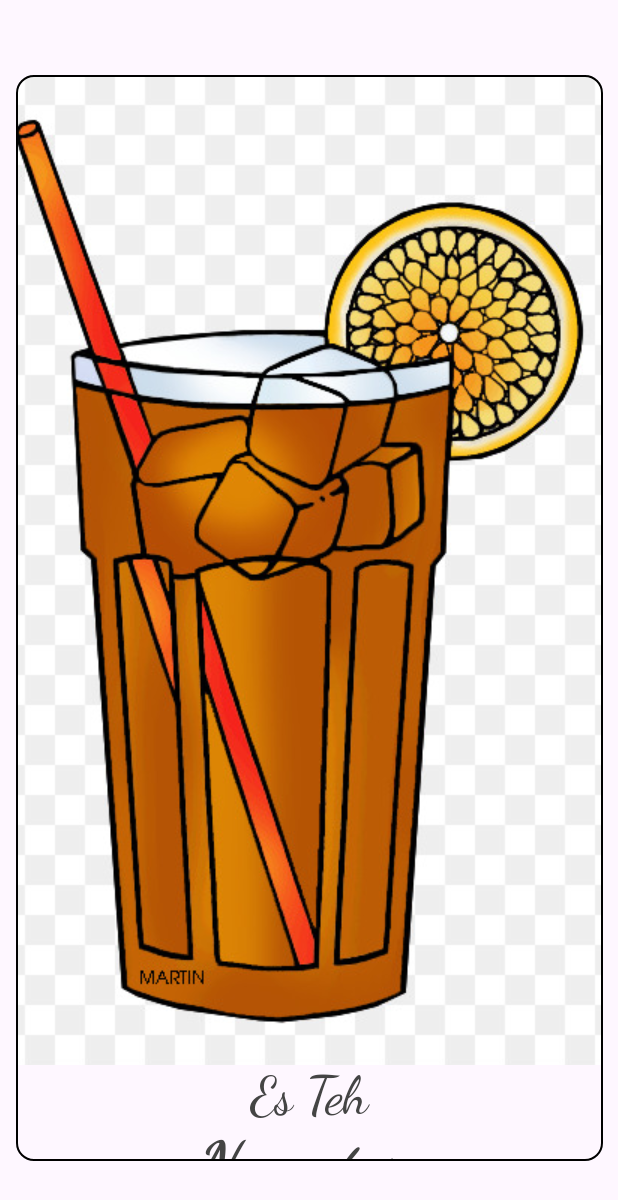
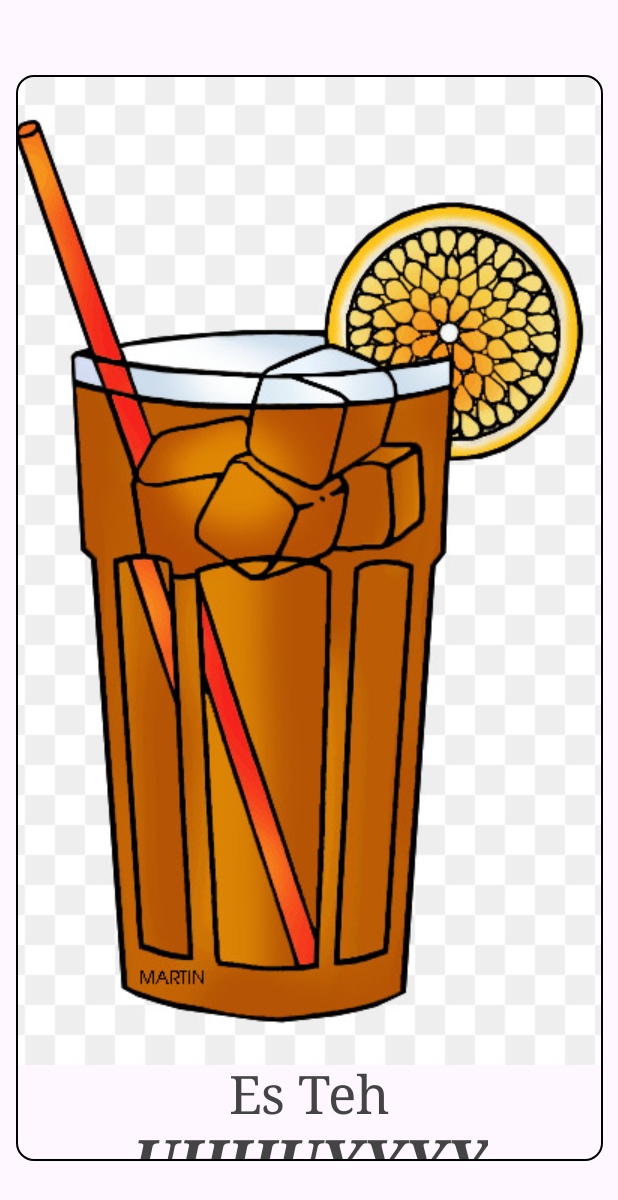
Before and after one commit to DhiyaUlhaqKhairunnisa00/014_NavigationWithData, an Android app built with Jetpack Compose: the composable HalamanHome shown on its own in the app's theme, on a phone screen of 412 x 824 dp. Shown: the top 1200 px of the screen. Run offline under Robolectric (Android 15) with nearby library versions, the light colour scheme and no system bars; missing, so only their content is drawn: Activity5Theme; 1 statement that could not run was skipped.

Commit message:
ganti font

```diff
--- a/app/src/main/java/com/example/activity5/MainActivity.kt
+++ b/app/src/main/java/com/example/activity5/MainActivity.kt
@@ -42,6 +42,6 @@ fun Greeting(name: String, modifier: Modifier = Modifier) {
 @Composable
 fun GreetingPreview() {
     Activity5Theme {
-        Greeting("EsJumboApp")
+        Greeting("Android")
     }
 }
--- a/app/src/main/java/com/example/activity5/ui/theme/HalamanHome.kt
+++ b/app/src/main/java/com/example/activity5/ui/theme/HalamanHome.kt
@@ -60,15 +60,15 @@ fun HalamanHome(
                 Text(
                     text = "Es Teh",
                     color = Color.DarkGray,
-                    fontFamily = FontFamily.Cursive,
+                    fontFamily = FontFamily.Serif,
                     fontSize = 35.sp,
                     modifier = Modifier
                         .align(Alignment.CenterHorizontally)
                 )
                 Text(
-                    text = "Nusantara",
+                    text = "UHHUYYYY",
                     color = Color.DarkGray,
-                    fontFamily = FontFamily.Cursive,
+                    fontFamily = FontFamily.Serif,
                     fontStyle = FontStyle.Italic,
                     fontSize = 40.sp,
                     fontWeight = FontWeight.Bold
```
